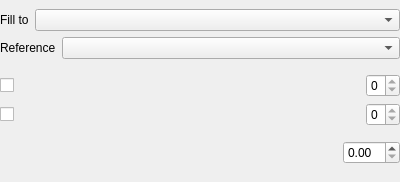
The window that app/bucketoptionswidget.ui (pencil2d/pencil) describes before a commit, drawn with Qt 5.
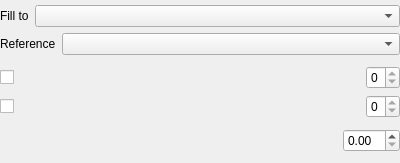
The same window after the commit. Custom widgets are drawn as their Qt base class.

Commit message: Adjust stretching

```diff
--- a/app/bucketoptionswidget.ui
+++ b/app/bucketoptionswidget.ui
@@ -7,7 +7,7 @@
     <x>0</x>
     <y>0</y>
     <width>400</width>
-    <height>182</height>
+    <height>163</height>
    </rect>
   </property>
   <property name="windowTitle">
@@ -82,13 +82,16 @@
     </layout>
    </item>
    <item>
-    <layout class="QGridLayout" name="gridLayout" rowstretch="0,0" columnstretch="0,0,0">
+    <layout class="QGridLayout" name="gridLayout" rowstretch="0,0" columnstretch="0,1,0">
      <property name="sizeConstraint">
       <enum>QLayout::SetDefaultConstraint</enum>
      </property>
      <property name="topMargin">
       <number>0</number>
      </property>
+     <property name="verticalSpacing">
+      <number>6</number>
+     </property>
      <item row="0" column="1">
       <widget class="SpinSlider" name="colorToleranceSlider" native="true">
        <property name="sizePolicy">
@@ -140,7 +143,7 @@
     </layout>
    </item>
    <item>
-    <layout class="QHBoxLayout" name="horizontalLayout">
+    <layout class="QHBoxLayout" name="horizontalLayout" stretch="1,0">
      <item>
       <widget class="SpinSlider" name="strokeThicknessSlider" native="true">
        <property name="sizePolicy">
```
